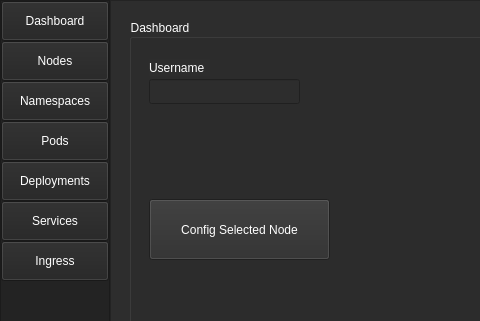
Before: the Qt Designer form UI/ui_main.ui in monico18/LTI2-Kubernetes-Controller, drawn with Qt 5; both pictures show x 0 to 480 and y 0 to 321 of the 1168 by 723 pixel window.
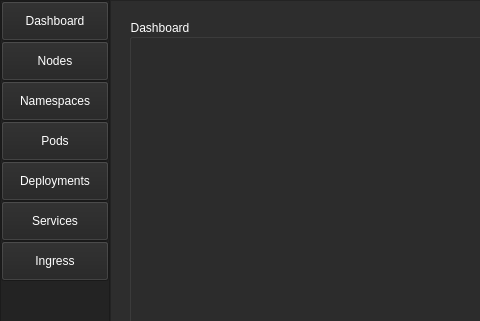
After: the same form once the commit is applied. The open tabs and pages were chosen to show the change.

```diff
--- a/UI/ui_main.ui
+++ b/UI/ui_main.ui
@@ -1909,519 +1909,6 @@
                 <property name="checkable">
                  <bool>false</bool>
                 </property>
-                <widget class="QLabel" name="label">
-                 <property name="geometry">
-                  <rect>
-                   <x>20</x>
-                   <y>40</y>
-                   <width>61</width>
-                   <height>17</height>
-                  </rect>
-                 </property>
-                 <property name="palette">
-                  <palette>
-                   <active>
-                    <colorrole role="WindowText">
-                     <brush brushstyle="SolidPattern">
-                      <color alpha="255">
-                       <red>255</red>
-                       <green>255</green>
-                       <blue>255</blue>
-                      </color>
-                     </brush>
-                    </colorrole>
-                    <colorrole role="Button">
-                     <brush brushstyle="SolidPattern">
-                      <color alpha="255">
-                       <red>45</red>
-                       <green>45</green>
-                       <blue>45</blue>
-                      </color>
-                     </brush>
-                    </colorrole>
-                    <colorrole role="Text">
-                     <brush brushstyle="SolidPattern">
-                      <color alpha="255">
-                       <red>255</red>
-                       <green>255</green>
-                       <blue>255</blue>
-                      </color>
-                     </brush>
-                    </colorrole>
-                    <colorrole role="ButtonText">
-                     <brush brushstyle="SolidPattern">
-                      <color alpha="255">
-                       <red>255</red>
-                       <green>255</green>
-                       <blue>255</blue>
-                      </color>
-                     </brush>
-                    </colorrole>
-                    <colorrole role="Base">
-                     <brush brushstyle="SolidPattern">
-                      <color alpha="255">
-                       <red>45</red>
-                       <green>45</green>
-                       <blue>45</blue>
-                      </color>
-                     </brush>
-                    </colorrole>
-                    <colorrole role="Window">
-                     <brush brushstyle="SolidPattern">
-                      <color alpha="255">
-                       <red>45</red>
-                       <green>45</green>
-                       <blue>45</blue>
-                      </color>
-                     </brush>
-                    </colorrole>
-                   </active>
-                   <inactive>
-                    <colorrole role="WindowText">
-                     <brush brushstyle="SolidPattern">
-                      <color alpha="255">
-                       <red>255</red>
-                       <green>255</green>
-                       <blue>255</blue>
-                      </color>
-                     </brush>
-                    </colorrole>
-                    <colorrole role="Button">
-                     <brush brushstyle="SolidPattern">
-                      <color alpha="255">
-                       <red>45</red>
-                       <green>45</green>
-                       <blue>45</blue>
-                      </color>
-                     </brush>
-                    </colorrole>
-                    <colorrole role="Text">
-                     <brush brushstyle="SolidPattern">
-                      <color alpha="255">
-                       <red>255</red>
-                       <green>255</green>
-                       <blue>255</blue>
-                      </color>
-                     </brush>
-                    </colorrole>
-                    <colorrole role="ButtonText">
-                     <brush brushstyle="SolidPattern">
-                      <color alpha="255">
-                       <red>255</red>
-                       <green>255</green>
-                       <blue>255</blue>
-                      </color>
-                     </brush>
-                    </colorrole>
-                    <colorrole role="Base">
-                     <brush brushstyle="SolidPattern">
-                      <color alpha="255">
-                       <red>45</red>
-                       <green>45</green>
-                       <blue>45</blue>
-                      </color>
-                     </brush>
-                    </colorrole>
-                    <colorrole role="Window">
-                     <brush brushstyle="SolidPattern">
-                      <color alpha="255">
-                       <red>45</red>
-                       <green>45</green>
-                       <blue>45</blue>
-                      </color>
-                     </brush>
-                    </colorrole>
-                   </inactive>
-                   <disabled>
-                    <colorrole role="WindowText">
-                     <brush brushstyle="SolidPattern">
-                      <color alpha="255">
-                       <red>120</red>
-                       <green>120</green>
-                       <blue>120</blue>
-                      </color>
-                     </brush>
-                    </colorrole>
-                    <colorrole role="Button">
-                     <brush brushstyle="SolidPattern">
-                      <color alpha="255">
-                       <red>45</red>
-                       <green>45</green>
-                       <blue>45</blue>
-                      </color>
-                     </brush>
-                    </colorrole>
-                    <colorrole role="Text">
-                     <brush brushstyle="SolidPattern">
-                      <color alpha="255">
-                       <red>120</red>
-                       <green>120</green>
-                       <blue>120</blue>
-                      </color>
-                     </brush>
-                    </colorrole>
-                    <colorrole role="ButtonText">
-                     <brush brushstyle="SolidPattern">
-                      <color alpha="255">
-                       <red>120</red>
-                       <green>120</green>
-                       <blue>120</blue>
-                      </color>
-                     </brush>
-                    </colorrole>
-                    <colorrole role="Base">
-                     <brush brushstyle="SolidPattern">
-                      <color alpha="255">
-                       <red>45</red>
-                       <green>45</green>
-                       <blue>45</blue>
-                      </color>
-                     </brush>
-                    </colorrole>
-                    <colorrole role="Window">
-                     <brush brushstyle="SolidPattern">
-                      <color alpha="255">
-                       <red>45</red>
-                       <green>45</green>
-                       <blue>45</blue>
-                      </color>
-                     </brush>
-                    </colorrole>
-                   </disabled>
-                  </palette>
-                 </property>
-                 <property name="text">
-                  <string>Username</string>
-                 </property>
-                </widget>
-                <widget class="QLineEdit" name="lineEdit">
-                 <property name="enabled">
-                  <bool>true</bool>
-                 </property>
-                 <property name="geometry">
-                  <rect>
-                   <x>20</x>
-                   <y>60</y>
-                   <width>151</width>
-                   <height>25</height>
-                  </rect>
-                 </property>
-                 <property name="palette">
-                  <palette>
-                   <active>
-                    <colorrole role="WindowText">
-                     <brush brushstyle="SolidPattern">
-                      <color alpha="255">
-                       <red>255</red>
-                       <green>255</green>
-                       <blue>255</blue>
-                      </color>
-                     </brush>
-                    </colorrole>
-                    <colorrole role="Button">
-                     <brush brushstyle="SolidPattern">
-                      <color alpha="255">
-                       <red>45</red>
-                       <green>45</green>
-                       <blue>45</blue>
-                      </color>
-                     </brush>
-                    </colorrole>
-                    <colorrole role="Text">
-                     <brush brushstyle="SolidPattern">
-                      <color alpha="255">
-                       <red>255</red>
-                       <green>255</green>
-                       <blue>255</blue>
-                      </color>
-                     </brush>
-                    </colorrole>
-                    <colorrole role="ButtonText">
-                     <brush brushstyle="SolidPattern">
-                      <color alpha="255">
-                       <red>255</red>
-                       <green>255</green>
-                       <blue>255</blue>
-                      </color>
-                     </brush>
-                    </colorrole>
-                    <colorrole role="Base">
-                     <brush brushstyle="SolidPattern">
-                      <color alpha="255">
-                       <red>45</red>
-                       <green>45</green>
-                       <blue>45</blue>
-                      </color>
-                     </brush>
-                    </colorrole>
-                    <colorrole role="Window">
-                     <brush brushstyle="SolidPattern">
-                      <color alpha="255">
-                       <red>45</red>
-                       <green>45</green>
-                       <blue>45</blue>
-                      </color>
-                     </brush>
-                    </colorrole>
-                   </active>
-                   <inactive>
-                    <colorrole role="WindowText">
-                     <brush brushstyle="SolidPattern">
-                      <color alpha="255">
-                       <red>255</red>
-                       <green>255</green>
-                       <blue>255</blue>
-                      </color>
-                     </brush>
-                    </colorrole>
-                    <colorrole role="Button">
-                     <brush brushstyle="SolidPattern">
-                      <color alpha="255">
-                       <red>45</red>
-                       <green>45</green>
-                       <blue>45</blue>
-                      </color>
-                     </brush>
-                    </colorrole>
-                    <colorrole role="Text">
-                     <brush brushstyle="SolidPattern">
-                      <color alpha="255">
-                       <red>255</red>
-                       <green>255</green>
-                       <blue>255</blue>
-                      </color>
-                     </brush>
-                    </colorrole>
-                    <colorrole role="ButtonText">
-                     <brush brushstyle="SolidPattern">
-                      <color alpha="255">
-                       <red>255</red>
-                       <green>255</green>
-                       <blue>255</blue>
-                      </color>
-                     </brush>
-                    </colorrole>
-                    <colorrole role="Base">
-                     <brush brushstyle="SolidPattern">
-                      <color alpha="255">
-                       <red>45</red>
-                       <green>45</green>
-                       <blue>45</blue>
-                      </color>
-                     </brush>
-                    </colorrole>
-                    <colorrole role="Window">
-                     <brush brushstyle="SolidPattern">
-                      <color alpha="255">
-                       <red>45</red>
-                       <green>45</green>
-                       <blue>45</blue>
-                      </color>
-                     </brush>
-                    </colorrole>
-                   </inactive>
-                   <disabled>
-                    <colorrole role="WindowText">
-                     <brush brushstyle="SolidPattern">
-                      <color alpha="255">
-                       <red>120</red>
-                       <green>120</green>
-                       <blue>120</blue>
-                      </color>
-                     </brush>
-                    </colorrole>
-                    <colorrole role="Button">
-                     <brush brushstyle="SolidPattern">
-                      <color alpha="255">
-                       <red>45</red>
-                       <green>45</green>
-                       <blue>45</blue>
-                      </color>
-                     </brush>
-                    </colorrole>
-                    <colorrole role="Text">
-                     <brush brushstyle="SolidPattern">
-                      <color alpha="255">
-                       <red>120</red>
-                       <green>120</green>
-                       <blue>120</blue>
-                      </color>
-                     </brush>
-                    </colorrole>
-                    <colorrole role="ButtonText">
-                     <brush brushstyle="SolidPattern">
-                      <color alpha="255">
-                       <red>120</red>
-                       <green>120</green>
-                       <blue>120</blue>
-                      </color>
-                     </brush>
-                    </colorrole>
-                    <colorrole role="Base">
-                     <brush brushstyle="SolidPattern">
-                      <color alpha="255">
-                       <red>45</red>
-                       <green>45</green>
-                       <blue>45</blue>
-                      </color>
-                     </brush>
-                    </colorrole>
-                    <colorrole role="Window">
-                     <brush brushstyle="SolidPattern">
-                      <color alpha="255">
-                       <red>45</red>
-                       <green>45</green>
-                       <blue>45</blue>
-                      </color>
-                     </brush>
-                    </colorrole>
-                   </disabled>
-                  </palette>
-                 </property>
-                 <property name="mouseTracking">
-                  <bool>false</bool>
-                 </property>
-                 <property name="focusPolicy">
-                  <enum>Qt::ClickFocus</enum>
-                 </property>
-                </widget>
-                <widget class="QPushButton" name="btn_config_selected_nodes">
-                 <property name="geometry">
-                  <rect>
-                   <x>20</x>
-                   <y>180</y>
-                   <width>181</width>
-                   <height>61</height>
-                  </rect>
-                 </property>
-                 <property name="minimumSize">
-                  <size>
-                   <width>0</width>
-                   <height>40</height>
-                  </size>
-                 </property>
-                 <property name="palette">
-                  <palette>
-                   <active>
-                    <colorrole role="Button">
-                     <brush brushstyle="SolidPattern">
-                      <color alpha="255">
-                       <red>45</red>
-                       <green>45</green>
-                       <blue>45</blue>
-                      </color>
-                     </brush>
-                    </colorrole>
-                    <colorrole role="ButtonText">
-                     <brush brushstyle="SolidPattern">
-                      <color alpha="255">
-                       <red>255</red>
-                       <green>255</green>
-                       <blue>255</blue>
-                      </color>
-                     </brush>
-                    </colorrole>
-                    <colorrole role="Base">
-                     <brush brushstyle="SolidPattern">
-                      <color alpha="255">
-                       <red>45</red>
-                       <green>45</green>
-                       <blue>45</blue>
-                      </color>
-                     </brush>
-                    </colorrole>
-                    <colorrole role="Window">
-                     <brush brushstyle="SolidPattern">
-                      <color alpha="255">
-                       <red>45</red>
-                       <green>45</green>
-                       <blue>45</blue>
-                      </color>
-                     </brush>
-                    </colorrole>
-                   </active>
-                   <inactive>
-                    <colorrole role="Button">
-                     <brush brushstyle="SolidPattern">
-                      <color alpha="255">
-                       <red>45</red>
-                       <green>45</green>
-                       <blue>45</blue>
-                      </color>
-                     </brush>
-                    </colorrole>
-                    <colorrole role="ButtonText">
-                     <brush brushstyle="SolidPattern">
-                      <color alpha="255">
-                       <red>255</red>
-                       <green>255</green>
-                       <blue>255</blue>
-                      </color>
-                     </brush>
-                    </colorrole>
-                    <colorrole role="Base">
-                     <brush brushstyle="SolidPattern">
-                      <color alpha="255">
-                       <red>45</red>
-                       <green>45</green>
-                       <blue>45</blue>
-                      </color>
-                     </brush>
-                    </colorrole>
-                    <colorrole role="Window">
-                     <brush brushstyle="SolidPattern">
-                      <color alpha="255">
-                       <red>45</red>
-                       <green>45</green>
-                       <blue>45</blue>
-                      </color>
-                     </brush>
-                    </colorrole>
-                   </inactive>
-                   <disabled>
-                    <colorrole role="Button">
-                     <brush brushstyle="SolidPattern">
-                      <color alpha="255">
-                       <red>45</red>
-                       <green>45</green>
-                       <blue>45</blue>
-                      </color>
-                     </brush>
-                    </colorrole>
-                    <colorrole role="ButtonText">
-                     <brush brushstyle="SolidPattern">
-                      <color alpha="255">
-                       <red>120</red>
-                       <green>120</green>
-                       <blue>120</blue>
-                      </color>
-                     </brush>
-                    </colorrole>
-                    <colorrole role="Base">
-                     <brush brushstyle="SolidPattern">
-                      <color alpha="255">
-                       <red>45</red>
-                       <green>45</green>
-                       <blue>45</blue>
-                      </color>
-                     </brush>
-                    </colorrole>
-                    <colorrole role="Window">
-                     <brush brushstyle="SolidPattern">
-                      <color alpha="255">
-                       <red>45</red>
-                       <green>45</green>
-                       <blue>45</blue>
-                      </color>
-                     </brush>
-                    </colorrole>
-                   </disabled>
-                  </palette>
-                 </property>
-                 <property name="text">
-                  <string>Config Selected Node</string>
-                 </property>
-                </widget>
                </widget>
               </item>
              </layout>
```
Left out of the diff: 2 changed lines with no effect on the pictures.
